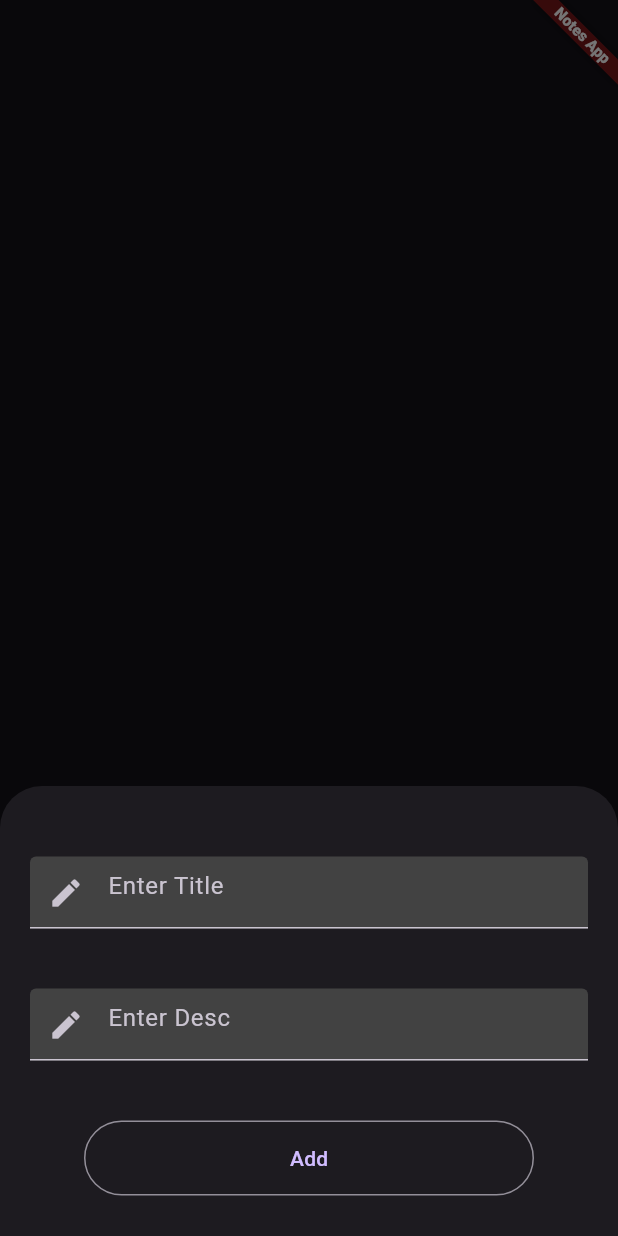
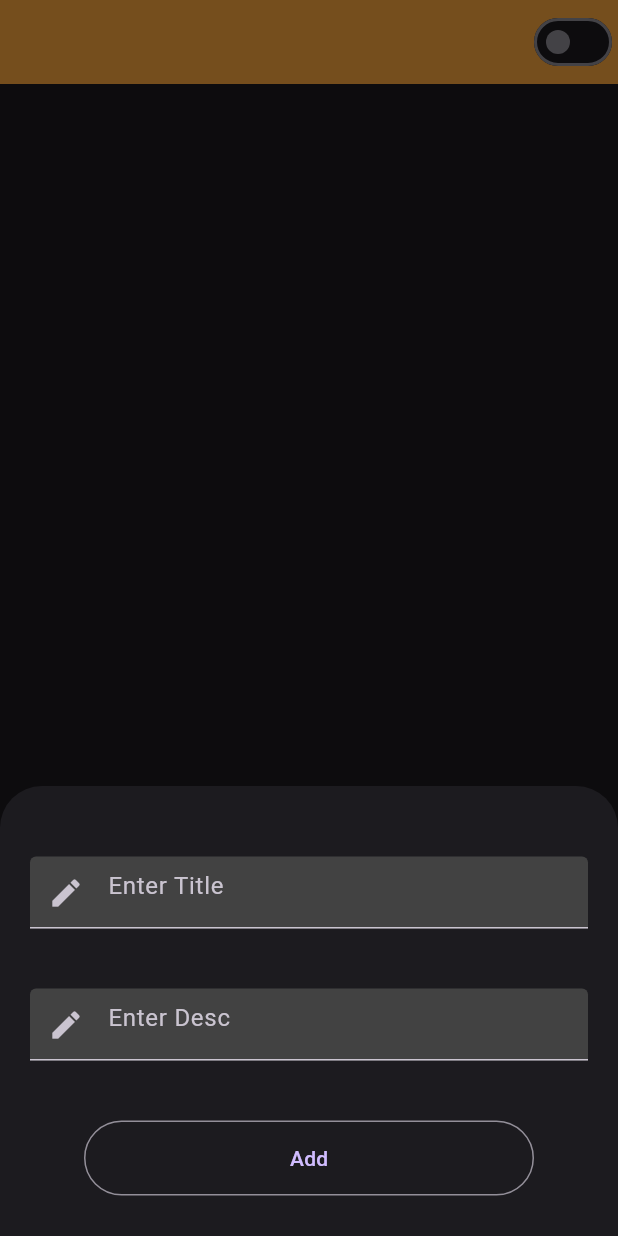
Before and after one commit to luffy-7132/wslc-226-database, a Flutter app: the screen it shows after launch, after a tap on the "add" icon, on a phone screen of 412 x 824 dp. Run offline on Flutter 3.47's test engine with Material 3 defaults, Android fonts, the phone set to English and light mode, and no system bars; our stand-ins replace sqflite; accounts and stored records are empty.

Commit message:
added theme

```diff
--- a/lib/Screens/home_screen.dart
+++ b/lib/Screens/home_screen.dart
@@ -1,12 +1,14 @@
 // ignore_for_file: prefer_const_constructors, unnecessary_null_comparison, non_constant_identifier_names, camel_case_types
 
-import 'dart:convert';
 import 'dart:developer';
-import 'package:http/http.dart' as http;
+
 import 'package:flutter/material.dart';
-import 'package:wslc_226_datbase/app_database/app_database.dart';
+import 'package:provider/provider.dart';
 import 'package:wslc_226_datbase/custom_widgets/custom_widgets.dart';
 import 'package:wslc_226_datbase/models/notes_model.dart';
+import 'package:wslc_226_datbase/providers/provider.dart';
+
+import '../providers/theme_provider.dart';
 
 class Home_Screen extends StatefulWidget {
   const Home_Screen({super.key});
@@ -14,49 +16,40 @@ class Home_Screen extends StatefulWidget {
   State<Home_Screen> createState() => _Home_ScreenState();
 }
 
-enum Fruit { apple, banana }
-
 class _Home_ScreenState extends State<Home_Screen> {
   TextEditingController titleController = TextEditingController();
   TextEditingController descController = TextEditingController();
 
-  late DbHelper db;
-  List<Notes_Model> arrNotes = [];
-  bool isComplete = false;
-
-  @override
-  void initState() {
-    super.initState();
-    db = DbHelper.db;
-    getAllNotes();
-  }
-
-  getAllNotes() async {
-    arrNotes = await db.fetchAllData();
-    setState(() {});
-  }
-
-  addNotes(String title, desc) async {
-    await db.addNotes(
-      Notes_Model(title: title, desc: desc),
-    );
-    arrNotes = await db.fetchAllData();
-    setState(() {});
-  }
-
   @override
   Widget build(BuildContext context) {
-    log(arrNotes.toString());
+    bool isDark = false;
+
+    ///log(arrNotes.toString());
     return Scaffold(
-      body: ListView.builder(
-        itemCount: arrNotes.length,
+      appBar: AppBar(
+        backgroundColor: context.watch<ThemeProvider>().themeValue == isDark
+            ? Colors.orangeAccent
+            : Colors.cyanAccent,
+        actions: [
+          Switch(
+              value: context.watch<ThemeProvider>().themeValue,
+              onChanged: (value) {
+                Provider.of<ThemeProvider>(context, listen: false).themeValue =
+                    value;
+              }),
+        ],
+      ),
+      body: Consumer<NotesProvider>(
+        builder: (_, value, __) {
+          List<Notes_Model> arrNotes = value.getNotes();
+          return ListView.builder(
             itemBuilder: (context, index) {
               TextEditingController updateTitle =
                   TextEditingController(text: arrNotes[index].title);
               TextEditingController updateDesc =
                   TextEditingController(text: arrNotes[index].desc);
-
               return ListTile(
+                ///update
                 onTap: () {
                   showModalBottomSheet(
                     context: context,
@@ -74,17 +67,13 @@ class _Home_ScreenState extends State<Home_Screen> {
                             Custom_Widgets.custom_button(
                               'Update',
                               () {
-                              db.updateNotes(
+                                context.read<NotesProvider>().updateNotes(
                                     Notes_Model(
-                                  id: arrNotes[index].id,
                                         title: updateTitle.text,
-                                  desc: updateDesc.text,
-                                ),
-                              );
-                              getAllNotes();
+                                        desc: updateDesc.text));
                                 Navigator.pop(context);
                               },
-                          )
+                            ),
                           ],
                         ),
                       );
@@ -96,11 +85,16 @@ class _Home_ScreenState extends State<Home_Screen> {
                 subtitle: Text(arrNotes[index].desc),
                 trailing: IconButton(
                   onPressed: () {
-                  db.deleteNotes(arrNotes[index].id!);
-                  getAllNotes();
+                    context
+                        .read<NotesProvider>()
+                        .deleteNotes(arrNotes[index].id!);
                   },
                   icon: Icon(Icons.delete),
-              ));
+                ),
+              );
+            },
+            itemCount: value.getNotes().length,
+          );
         },
       ),
       floatingActionButton: FloatingActionButton(
@@ -118,20 +112,24 @@ class _Home_ScreenState extends State<Home_Screen> {
                       Custom_Widgets.custom_textField(
                           descController, 'Enter Desc'),
                       SizedBox(height: 20),
-                    Custom_Widgets.custom_button('Add', () {
-                      addNotes(titleController.text, descController.text);
+                      Custom_Widgets.custom_button(
+                        'Add',
+                        () {
+                          context.read<NotesProvider>().addNotes(Notes_Model(
+                              title: titleController.text,
+                              desc: descController.text));
                           titleController.clear();
                           descController.clear();
                           Navigator.pop(context);
-                    })
+                        },
+                      ),
                     ],
                   ),
                 );
               },
             );
           },
-        child: Icon(Icons.add),
-      ),
+          child: Icon(Icons.add)),
     );
   }
 }
--- a/lib/app_database/app_database.dart
+++ b/lib/app_database/app_database.dart
@@ -1,8 +1,6 @@
 // ignore_for_file: unused_local_variable, constant_identifier_names, non_constant_identifier_names
 
-import 'dart:ffi';
 import 'dart:io';
-import 'package:http/http.dart';
 import 'package:path/path.dart';
 import 'package:path_provider/path_provider.dart';
 import 'package:sqflite/sqflite.dart';
--- a/lib/main.dart
+++ b/lib/main.dart
@@ -1,26 +1,33 @@
 // ignore_for_file: prefer_const_constructors
 import 'package:flutter/material.dart';
+import 'package:provider/provider.dart';
 import 'package:wslc_226_datbase/Screens/home_screen.dart';
+import 'package:wslc_226_datbase/providers/provider.dart';
+import 'package:wslc_226_datbase/providers/theme_provider.dart';
+
+import 'app_Themes/app_theme.dart';
 
 void main() {
-  runApp(const MyApp());
+  runApp(MultiProvider(providers: [
+    ChangeNotifierProvider(
+      create: (context) => NotesProvider(),
+    ),
+    ChangeNotifierProvider(
+      create: (context) => ThemeProvider(),
+    ),
+  ], child: const MyApp()));
 }
 
 class MyApp extends StatelessWidget {
   const MyApp({super.key});
   @override
   Widget build(BuildContext context) {
+    var isDark = context.watch<ThemeProvider>().themeValue;
     return MaterialApp(
       debugShowCheckedModeBanner: false,
       title: 'Flutter Demo',
-      theme: ThemeData.dark(),
-      home: SafeArea(
-        child: Banner(
-            location: BannerLocation.topEnd,
-            message: 'Notes App',
-            child: Home_Screen(),
-            ),
-      ),
+      theme: isDark ? lightMode : darkMode,
+      home: Home_Screen(),
     );
   }
 }
--- a/lib/models/notes_model.dart
+++ b/lib/models/notes_model.dart
@@ -1,3 +1,5 @@
+// ignore_for_file: camel_case_types
+
 import 'package:wslc_226_datbase/app_database/app_database.dart';
 
 class Notes_Model {
--- /dev/null
+++ b/lib/providers/provider.dart
@@ -0,0 +1,42 @@
+import 'package:flutter/material.dart';
+import 'package:wslc_226_datbase/app_database/app_database.dart';
+import 'package:wslc_226_datbase/models/notes_model.dart';
+
+class NotesProvider extends ChangeNotifier {
+  List<Notes_Model> arrNotes = [];
+
+  DbHelper db = DbHelper.db;
+
+  ///fetch All data when app is open
+  fetchInitialNotes() async {
+    arrNotes = await db.fetchAllData();
+    notifyListeners();
+  }
+
+  ///get Notes
+  List<Notes_Model> getNotes() {
+    fetchInitialNotes();
+    return arrNotes;
+  }
+
+  ///Add Notes
+  addNotes(Notes_Model newNotes) async {
+    await db.addNotes(newNotes);
+    arrNotes = await db.fetchAllData();
+    notifyListeners();
+  }
+
+  /// Update Notes
+  updateNotes(Notes_Model notes_model) async {
+    await db.updateNotes(notes_model);
+    arrNotes = await db.fetchAllData();
+    notifyListeners();
+  }
+
+  /// delete Notes
+  deleteNotes(int id) async {
+    await db.deleteNotes(id);
+    arrNotes = await db.fetchAllData();
+    notifyListeners();
+  }
+}
--- /dev/null
+++ b/lib/providers/theme_provider.dart
@@ -0,0 +1,36 @@
+import 'package:flutter/material.dart';
+
+class ThemeProvider extends ChangeNotifier {
+  bool _isDark = false;
+
+  bool get themeValue {
+    return _isDark;
+  }
+
+  set themeValue(bool value) {
+    _isDark = value;
+    notifyListeners();
+  }
+}
+
+// import 'package:flutter/material.dart';
+// import 'package:wslc_226_datbase/app_Themes/app_theme.dart';
+//
+// class ThemeChanger with ChangeNotifier {
+//   ThemeData _themeData = lightMode;
+//
+//   ThemeData get themeData => _themeData;
+//
+//   set themeData(ThemeData themeMode) {
+//     _themeData = themeData;
+//     notifyListeners();
+//   }
+//
+//   void toggleTheme() {
+//     if (_themeData == lightMode) {
+//       themeData = darkMode;
+//     } else {
+//       themeData = lightMode;
+//     }
+//   }
+// }
--- a/pubspec.yaml
+++ b/pubspec.yaml
@@ -38,6 +38,9 @@ dependencies:
   sqflite: ^2.3.2
   path: any
   path_provider: ^2.1.2
+  flutter_font_icons: ^2.2.7
+  provider: any
+  shared_preferences: any
   http: any
 
 dev_dependencies:
```
Also changed, not shown: lib/app_Themes/app_theme.dart (added, +75 -0 lines), pubspec.lock, 1 other file. Lines whose indentation alone changed are shown as unchanged.
